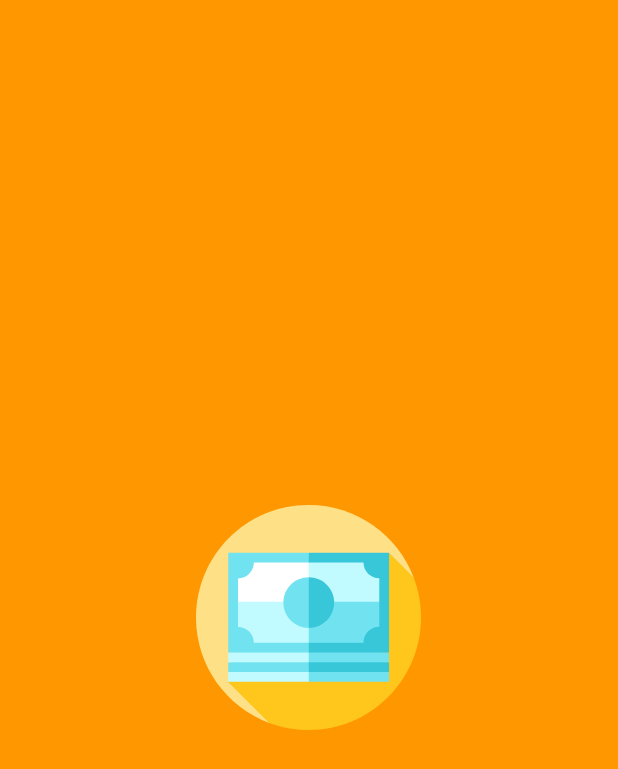
After one commit to artyomefimov/ExpensesControl, an Android app: the SplashActivity screen opened directly, with no data from a screen before it, on a phone screen of 412 x 824 dp. The commit adds this screen. Shown: the top 769 px of the screen. Run offline under Robolectric (Android 15) with nearby library versions, the phone set to English and light mode, and no system bars; 1 statement that could not run was skipped.

Commit message:
Добавлен сплеш скрин #8

```diff
--- a/app/src/main/AndroidManifest.xml
+++ b/app/src/main/AndroidManifest.xml
@@ -13,15 +13,18 @@
         android:supportsRtl="true"
         android:theme="@style/Theme.ExpensesControl">
 
+        <activity android:name=".presentation.view.SplashActivity" android:theme="@style/SplashTheme">
+            <intent-filter>
+                <action android:name="android.intent.action.MAIN" />
+                <category android:name="android.intent.category.LAUNCHER" />
+
+            </intent-filter>
+        </activity>
+
         <activity
             android:name=".presentation.view.MainActivity"
             android:screenOrientation="portrait"
-            tools:ignore="LockedOrientationActivity">
-            <intent-filter>
-                <action android:name="android.intent.action.MAIN" />
-                <category android:name="android.intent.category.LAUNCHER" />
-            </intent-filter>
-        </activity>
+            tools:ignore="LockedOrientationActivity"/>
 
         <provider
             android:name="androidx.work.impl.WorkManagerInitializer"
--- /dev/null
+++ b/app/src/main/java/com/artyomefimov/expensescontrol/presentation/view/SplashActivity.kt
@@ -0,0 +1,13 @@
+package com.artyomefimov.expensescontrol.presentation.view
+
+import android.content.Intent
+import android.os.Bundle
+import androidx.appcompat.app.AppCompatActivity
+
+class SplashActivity : AppCompatActivity() {
+    override fun onCreate(savedInstanceState: Bundle?) {
+        super.onCreate(savedInstanceState)
+        startActivity(Intent(this, MainActivity::class.java))
+        finish()
+    }
+}
--- a/app/src/main/java/com/artyomefimov/expensescontrol/presentation/view/edittext/MoneyTextWatcher.kt
+++ b/app/src/main/java/com/artyomefimov/expensescontrol/presentation/view/edittext/MoneyTextWatcher.kt
@@ -4,6 +4,7 @@ import android.text.Editable
 import android.text.TextWatcher
 import android.widget.EditText
 import com.artyomefimov.expensescontrol.presentation.ext.COMMA
+import com.artyomefimov.expensescontrol.presentation.ext.POINT
 import com.artyomefimov.expensescontrol.presentation.ext.formatToAmount
 import java.math.BigDecimal
 import java.text.NumberFormat
@@ -33,10 +34,13 @@ class MoneyTextWatcher(
     }
 
     private fun getCursorPosition(text: String): Int {
+        // todo проверить на англ локали
         val indexOfComma = text.indexOf(COMMA)
+        val indexOfPoint = text.indexOf(POINT)
         val indexOfLastNumberBeforeCurrency = text.length - 2
         return when {
             indexOfComma >= 0 -> indexOfComma
+            indexOfPoint >= 0 -> indexOfPoint
             indexOfLastNumberBeforeCurrency >= 0 -> indexOfLastNumberBeforeCurrency
             else -> text.length
         }
--- /dev/null
+++ b/app/src/main/res/drawable-v23/splash_background.xml
@@ -0,0 +1,12 @@
+<?xml version="1.0" encoding="utf-8"?>
+<layer-list xmlns:android="http://schemas.android.com/apk/res/android">
+
+    <item android:drawable="@color/colorPrimary" />
+
+    <item
+        android:drawable="@drawable/ic_money_main"
+        android:width="150dp"
+        android:height="150dp"
+        android:gravity="center"/>
+
+</layer-list>
--- /dev/null
+++ b/app/src/main/res/drawable/splash_background.xml
@@ -0,0 +1,10 @@
+<?xml version="1.0" encoding="utf-8"?>
+<layer-list xmlns:android="http://schemas.android.com/apk/res/android">
+
+    <item android:drawable="@color/colorPrimary" />
+
+    <item
+        android:drawable="@drawable/ic_money_main"
+        android:gravity="center"/>
+
+</layer-list>
--- a/app/src/main/res/values-night/themes.xml
+++ b/app/src/main/res/values-night/themes.xml
@@ -6,4 +6,8 @@
         <item name="android:windowBackground">@color/backgroundColor</item>
         <item name="android:statusBarColor" tools:targetApi="l">@color/colorPrimaryDark</item>
     </style>
+
+    <style name="SplashTheme" parent="Theme.AppCompat.NoActionBar">
+        <item name="android:windowBackground">@drawable/splash_background</item>
+    </style>
 </resources>
--- a/app/src/main/res/values/themes.xml
+++ b/app/src/main/res/values/themes.xml
@@ -6,4 +6,8 @@
         <item name="android:windowBackground">@color/backgroundColor</item>
         <item name="android:statusBarColor" tools:targetApi="l">@color/colorPrimaryDark</item>
     </style>
+
+    <style name="SplashTheme" parent="Theme.AppCompat.NoActionBar">
+        <item name="android:windowBackground">@drawable/splash_background</item>
+    </style>
 </resources>
```
